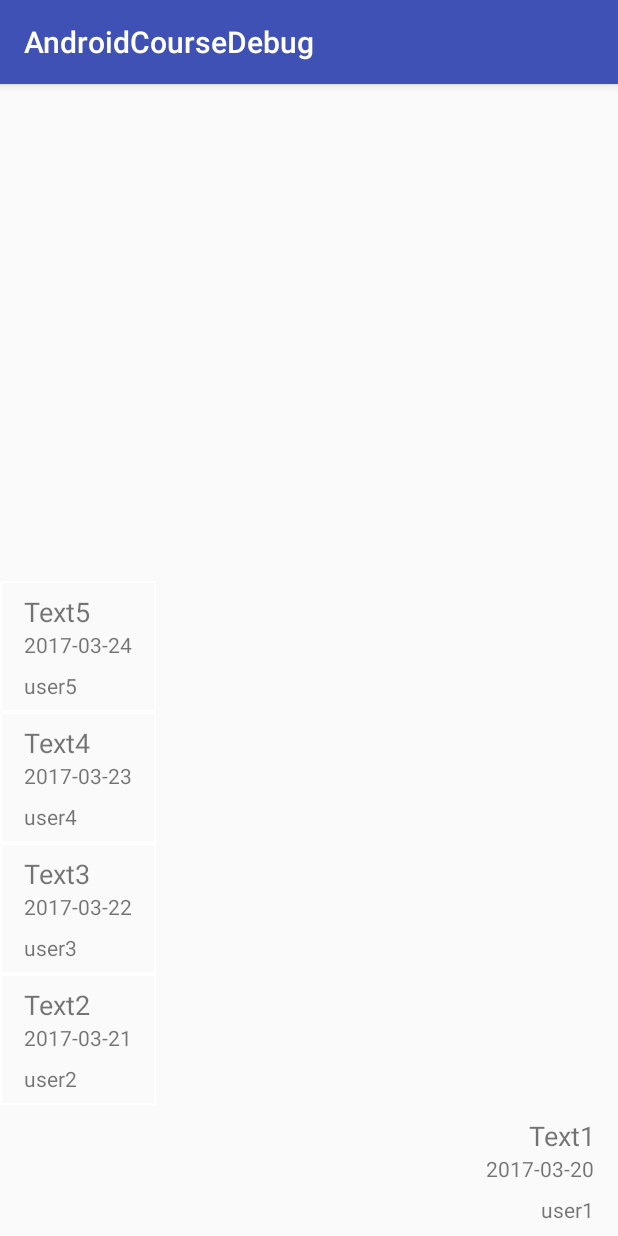
After one commit to puz-ya/tinkoff.finteh.2017, an Android app: the ChatActivity screen opened directly, with no data from a screen before it, on a phone screen of 412 x 824 dp. The commit adds this screen. Run offline under Robolectric (Android 15) with nearby library versions, the phone set to English and light mode, and no system bars.

Commit message:
Added Chat activity, About activity; Added Message model, items to left & right messages, menu;

```diff
--- a/app/build.gradle
+++ b/app/build.gradle
@@ -60,6 +60,6 @@ dependencies {
     compile 'com.squareup.picasso:picasso:2.5.2'
     compile 'com.android.support.constraint:constraint-layout:1.0.2'
     compile 'com.android.support:design:25.2.0'
+    compile 'com.android.support:recyclerview-v7:25.2.0'
     testCompile 'junit:junit:4.12'
-    compile 'com.android.support:recyclerview-v7:25.2.0'
 }
--- a/app/src/main/AndroidManifest.xml
+++ b/app/src/main/AndroidManifest.xml
@@ -11,19 +11,19 @@
         android:label="@string/app_name"
         android:supportsRtl="true"
         android:theme="@style/AppTheme">
-
         <activity android:name=".MainActivity" />
-
         <activity
             android:name=".LoginActivity"
             android:label="@string/title_activity_login"
             android:theme="@style/AppTheme.NoActionBar">
-
             <intent-filter>
                 <action android:name="android.intent.action.MAIN" />
+
                 <category android:name="android.intent.category.LAUNCHER" />
             </intent-filter>
         </activity>
+        <activity android:name=".ChatActivity" />
+        <activity android:name=".AboutActivity"></activity>
     </application>
 
 </manifest>
--- /dev/null
+++ b/app/src/main/java/tinkoff/androidcourse/ChatActivity.java
@@ -0,0 +1,54 @@
+package tinkoff.androidcourse;
+
+import android.support.v7.app.AppCompatActivity;
+import android.os.Bundle;
+import android.support.v7.widget.DividerItemDecoration;
+import android.support.v7.widget.LinearLayoutManager;
+import android.support.v7.widget.RecyclerView;
+import android.widget.Toast;
+
+import java.util.ArrayList;
+import java.util.List;
+
+public class ChatActivity extends AppCompatActivity {
+
+    private RecyclerView recyclerView;
+    private RecyclerView.Adapter adapter;
+
+    @Override
+    protected void onCreate(Bundle savedInstanceState) {
+        super.onCreate(savedInstanceState);
+        setContentView(R.layout.activity_chat);
+
+        initRecyclerChatView();
+    }
+
+    private void initRecyclerChatView() {
+        recyclerView = (RecyclerView) findViewById(R.id.recycler_view_chat);
+        recyclerView.setHasFixedSize(true);
+        LinearLayoutManager layoutManager = new LinearLayoutManager(this);
+        //setting chat from bottom
+        layoutManager.setReverseLayout(true);
+        recyclerView.setLayoutManager(layoutManager);
+
+        adapter = new ChatAdapter(createDataset(), new OnItemClickListener() {
+            @Override
+            public void onItemClick(int position) {
+                Toast.makeText(ChatActivity.this, "message = " + position, Toast.LENGTH_SHORT).show();
+            }
+        });
+        recyclerView.setAdapter(adapter);
+        //DividerItemDecoration dividerItemDecoration = new DividerItemDecoration(this, layoutManager.getOrientation());
+        //recyclerView.addItemDecoration(dividerItemDecoration);
+    }
+
+    private List<MessageItem> createDataset() {
+        List<MessageItem> list = new ArrayList<>();
+        list.add(new MessageItem("Text1", "2017-03-20", "user1"));
+        list.add(new MessageItem("Text2", "2017-03-21", "user2"));
+        list.add(new MessageItem("Text3", "2017-03-22", "user3"));
+        list.add(new MessageItem("Text4", "2017-03-23", "user4"));
+        list.add(new MessageItem("Text5", "2017-03-24", "user5"));
+        return list;
+    }
+}
--- /dev/null
+++ b/app/src/main/java/tinkoff/androidcourse/ChatAdapter.java
@@ -0,0 +1,102 @@
+package tinkoff.androidcourse;
+
+import android.support.v7.widget.RecyclerView;
+import android.view.LayoutInflater;
+import android.view.View;
+import android.view.ViewGroup;
+import android.widget.TextView;
+
+import java.util.List;
+
+/**
+ * Created on 23.03.2017
+ *
+ * @author Puzino Yury
+ */
+
+public class ChatAdapter extends RecyclerView.Adapter<ChatAdapter.ViewChatHolder> {
+
+    private LayoutInflater inflater = null;
+    private List<MessageItem> dataset;
+    private OnItemClickListener clickListener;
+
+    private static final int USER_MESSAGE = 666;
+    private static final int OTHERS_MESSAGE = 999;
+
+    public ChatAdapter(List<MessageItem> dataset, OnItemClickListener clickListener) {
+        this.dataset = dataset;
+        this.clickListener = clickListener;
+    }
+
+    @Override
+    public ChatAdapter.ViewChatHolder onCreateViewHolder(ViewGroup parent, int viewType) {
+
+        View view = null;
+        inflater = LayoutInflater.from(parent.getContext());
+
+        //set layout depends on TYPE
+        if (viewType == USER_MESSAGE) {
+            view = inflater.inflate(R.layout.item_chat_messages_right, parent, false);
+        }
+        else if (viewType == OTHERS_MESSAGE) {
+            view = inflater.inflate(R.layout.item_chat_messages_left, parent, false);
+        }
+
+        return new ChatAdapter.ViewChatHolder(view, clickListener);
+    }
+
+    @Override
+    public void onBindViewHolder(ChatAdapter.ViewChatHolder holder, int position) {
+        holder.text.setText(dataset.get(position).getText());
+        holder.time.setText(dataset.get(position).getDate());
+        holder.username.setText(dataset.get(position).getUsername());
+    }
+
+    @Override
+    public int getItemCount() {
+        return dataset.size();
+    }
+
+    /* get correct type based on User */
+    @Override
+    public int getItemViewType(int position) {
+
+        MessageItem messageItem = dataset.get(position);
+
+        if (messageItem != null){
+            if(messageItem.getUsername().equals("user1")){
+                return USER_MESSAGE;
+            }
+            return OTHERS_MESSAGE;
+        }
+
+        return super.getItemViewType(position);
+    }
+
+    public static class ViewChatHolder extends RecyclerView.ViewHolder {
+
+        public TextView text;
+        public TextView time;
+        public TextView username;
+
+        public ViewChatHolder(View view, OnItemClickListener listener) {
+            super(view);
+
+            text = (TextView) view.findViewById(R.id.tv_message_text);
+            time = (TextView) view.findViewById(R.id.tv_message_time);
+            username = (TextView) view.findViewById(R.id.tv_message_username);
+            setListener(listener);
+        }
+
+        private void setListener(final OnItemClickListener listener) {
+            itemView.setOnClickListener(new View.OnClickListener() {
+                @Override
+                public void onClick(View v) {
+                    if (listener != null) {
+                        listener.onItemClick(getAdapterPosition());
+                    }
+                }
+            });
+        }
+    }
+}
--- a/app/src/main/java/tinkoff/androidcourse/LoginActivity.java
+++ b/app/src/main/java/tinkoff/androidcourse/LoginActivity.java
@@ -12,6 +12,9 @@ public class LoginActivity extends AppCompatActivity {
     private EditText login;
     private EditText password;
     private Button button;
+
+    private static final String EXTRA_LOGIN = "LOGIN";
+    private static final String EXTRA_PASSW = "PASSWORD";
 
     @Override
     protected void onCreate(Bundle savedInstanceState) {
@@ -34,7 +37,8 @@ public class LoginActivity extends AppCompatActivity {
 
     private void startNextScreen() {
         Intent intent = new Intent(this, MainActivity.class);
-        intent.putExtra("LOGIN", login.getText().toString());
+        intent.putExtra(EXTRA_LOGIN, login.getText().toString());
+        intent.putExtra(EXTRA_PASSW, password.getText().toString());
         startActivity(intent);
     }
 }
--- /dev/null
+++ b/app/src/main/java/tinkoff/androidcourse/MessageItem.java
@@ -0,0 +1,43 @@
+package tinkoff.androidcourse;
+
+/**
+ * Created on 23.03.2017
+ *
+ * @author Puzino Yury
+ */
+
+public class MessageItem {
+    private String text;
+    private String date;
+    private String username;
+
+    public MessageItem(String text, String date, String username) {
+        this.text = text;
+        this.date = date;
+        this.username = username;
+    }
+
+    public String getText() {
+        return text;
+    }
+
+    public void setText(String text) {
+        this.text = text;
+    }
+
+    public String getDate() {
+        return date;
+    }
+
+    public void setDate(String date) {
+        this.date = date;
+    }
+
+    public String getUsername() {
+        return username;
+    }
+
+    public void setUsername(String username) {
+        this.username = username;
+    }
+}
--- /dev/null
+++ b/app/src/main/res/drawable/message_background.xml
@@ -0,0 +1,14 @@
+<?xml version="1.0" encoding="utf-8"?>
+<shape xmlns:android="http://schemas.android.com/apk/res/android"
+    android:shape="rectangle">
+    <corners
+        android:radius="2dp"
+        android:topRightRadius="0dp"
+        android:bottomRightRadius="0dp"
+        android:bottomLeftRadius="0dp" />
+    <stroke
+        android:width="1dp"
+        android:color="@android:color/white" />
+    <solid
+        android:color="@android:color/transparent" />
+</shape>
--- /dev/null
+++ b/app/src/main/res/layout/activity_chat.xml
@@ -0,0 +1,15 @@
+<?xml version="1.0" encoding="utf-8"?>
+<android.support.constraint.ConstraintLayout xmlns:android="http://schemas.android.com/apk/res/android"
+    xmlns:app="http://schemas.android.com/apk/res-auto"
+    xmlns:tools="http://schemas.android.com/tools"
+    android:layout_width="match_parent"
+    android:layout_height="match_parent"
+    tools:context="tinkoff.androidcourse.ChatActivity">
+
+    <android.support.v7.widget.RecyclerView
+        android:id="@+id/recycler_view_chat"
+        android:layout_width="match_parent"
+        android:layout_height="match_parent"
+        android:scrollbars="vertical" />
+
+</android.support.constraint.ConstraintLayout>
--- /dev/null
+++ b/app/src/main/res/layout/item_chat_messages_left.xml
@@ -0,0 +1,40 @@
+<?xml version="1.0" encoding="utf-8"?>
+<LinearLayout xmlns:android="http://schemas.android.com/apk/res/android"
+    xmlns:tools="http://schemas.android.com/tools"
+    android:layout_width="wrap_content"
+    android:layout_height="wrap_content"
+    android:layout_gravity="start"
+    android:orientation="vertical"
+    android:background="@drawable/message_background">
+
+    <TextView
+        android:id="@+id/tv_message_text"
+        android:layout_width="match_parent"
+        android:layout_height="wrap_content"
+        android:paddingLeft="16dp"
+        android:paddingRight="16dp"
+        android:paddingTop="8dp"
+        android:textSize="18sp"
+        tools:text="Test test test test" />
+
+    <TextView
+        android:id="@+id/tv_message_time"
+        android:layout_width="match_parent"
+        android:layout_height="wrap_content"
+        android:paddingBottom="8dp"
+        android:paddingLeft="16dp"
+        android:paddingRight="16dp"
+        android:textSize="14sp"
+        tools:text="Test test test test 2" />
+
+    <TextView
+        android:id="@+id/tv_message_username"
+        android:layout_width="match_parent"
+        android:layout_height="wrap_content"
+        android:paddingBottom="8dp"
+        android:paddingLeft="16dp"
+        android:paddingRight="16dp"
+        android:textSize="14sp"
+        tools:text="Test test test test 2" />
+
+</LinearLayout>
--- /dev/null
+++ b/app/src/main/res/layout/item_chat_messages_right.xml
@@ -0,0 +1,46 @@
+<?xml version="1.0" encoding="utf-8"?>
+<LinearLayout xmlns:android="http://schemas.android.com/apk/res/android"
+    xmlns:tools="http://schemas.android.com/tools"
+    android:layout_width="match_parent"
+    android:layout_height="wrap_content"
+    android:layout_gravity="end"
+    android:orientation="vertical"
+    android:background="?android:attr/selectableItemBackground">
+
+    <TextView
+        android:id="@+id/tv_message_text"
+        android:layout_width="match_parent"
+        android:layout_height="wrap_content"
+        android:paddingLeft="16dp"
+        android:paddingRight="16dp"
+        android:paddingTop="8dp"
+        android:textSize="18sp"
+        android:gravity="end"
+        tools:text="Test test test test"
+        />
+
+    <TextView
+        android:id="@+id/tv_message_time"
+        android:layout_width="match_parent"
+        android:layout_height="wrap_content"
+        android:paddingBottom="8dp"
+        android:paddingLeft="16dp"
+        android:paddingRight="16dp"
+        android:gravity="end"
+        android:textSize="14sp"
+        tools:text="Test test test test 2"
+        />
+
+    <TextView
+        android:id="@+id/tv_message_username"
+        android:layout_width="match_parent"
+        android:layout_height="wrap_content"
+        android:paddingBottom="8dp"
+        android:paddingLeft="16dp"
+        android:paddingRight="16dp"
+        android:gravity="end"
+        android:textSize="14sp"
+        tools:text="Test test test test 2"
+        />
+
+</LinearLayout>
--- a/app/src/main/res/values/strings.xml
+++ b/app/src/main/res/values/strings.xml
@@ -3,7 +3,13 @@
     <string name="title_activity_login">LoginActivity</string>
 
 
+    <!-- Login Activity -->
     <string name="edit_login_hint">Insert login...</string>
     <string name="edit_pass_hint">Insert password...</string>
     <string name="button_login">Login!</string>
+
+    <!-- Menu -->
+    <string name="menu_about">About</string>
+    <string name="menu_exit">Exit</string>
+
 </resources>
```
Also changed, not shown: app/src/main/java/tinkoff/androidcourse/AboutActivity.java (added, +29 -0 lines), app/src/main/java/tinkoff/androidcourse/MainActivity.java (+49 -6 lines), app/src/main/res/layout/activity_about.xml (added, +23 -0 lines), app/src/main/res/menu/menu.xml (added, +11 -0 lines).
